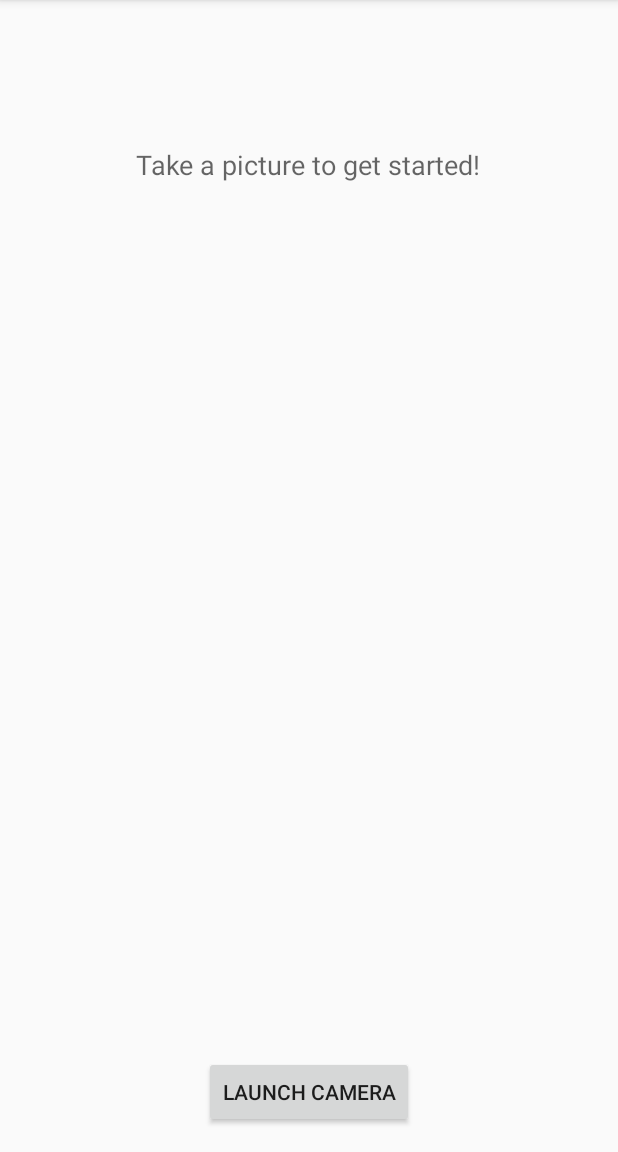
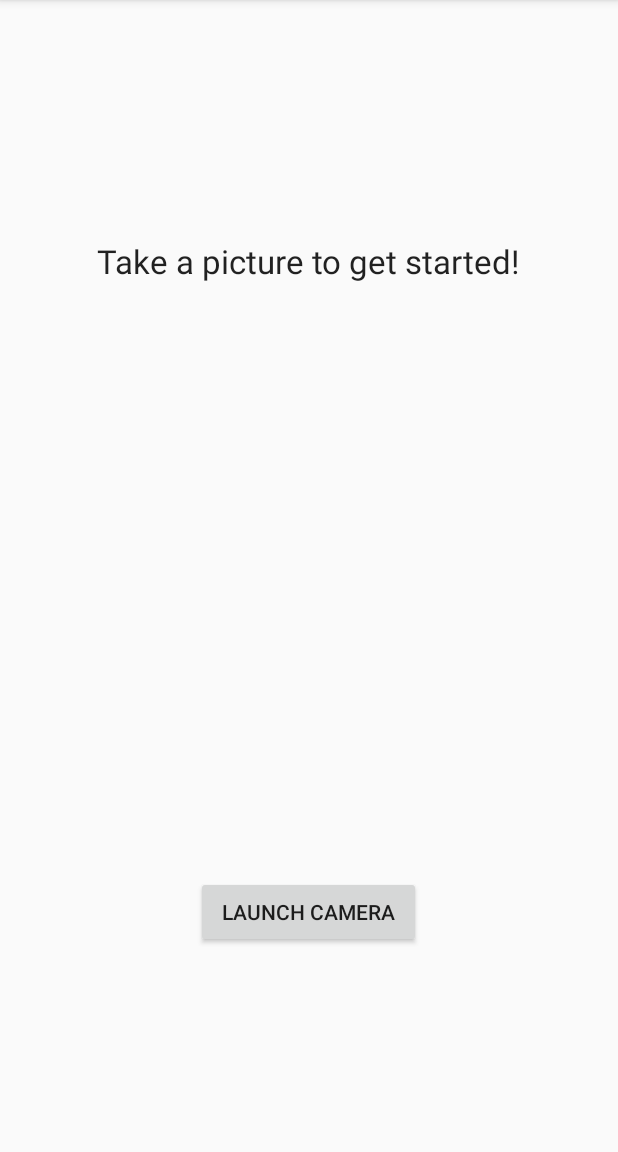
Before and after one commit to fed1620/ribbit, an Android app: the screen it shows after launch (MainActivity), on a phone screen of 412 x 824 dp, the part 84-1236 px from its top. Run offline under Robolectric (Android 15) with nearby library versions, the phone set to English and light mode, and no system bars.

Commit message:
Cleaned up Main Activity and implemented retake button

```diff
--- a/app/src/main/java/fedffm/bytewrite/MainActivity.java
+++ b/app/src/main/java/fedffm/bytewrite/MainActivity.java
@@ -18,12 +18,12 @@ public class MainActivity extends ActionBarActivity {
     private static final int REQUEST_IMAGE_CAPTURE = 1;
     private static final String MAIN_ACTIVITY = "MainActivity";  // Log tag
 
+    // Main Activity views
     private ImageView image;
-    private TextView instructions;
-    private TextView confirmation;
-    private Button yesButton;
-    private Button noButton;
-    private Button cameraButton;
+    private TextView  instructions;
+    private Button    yesButton;
+    private Button    noButton;
+    private Button    cameraButton;
 
     @Override
     protected void onCreate(Bundle savedInstanceState) {
@@ -33,18 +33,20 @@ public class MainActivity extends ActionBarActivity {
         Log.i(MAIN_ACTIVITY, "onCreate() fired");
 
         // Get references to our views
+        image        = (ImageView)findViewById(R.id.imageView);
         cameraButton = (Button)findViewById(R.id.button);
-        yesButton = (Button)findViewById(R.id.yes);
-        noButton = (Button)findViewById(R.id.no);
+        yesButton    = (Button)findViewById(R.id.processButton);
+        noButton     = (Button)findViewById(R.id.retakeButton);
         instructions = (TextView)findViewById(R.id.textView);
-        confirmation = (TextView)findViewById(R.id.confirmation);
 
-        // Set the visibilities
+        // Visible views
         cameraButton.setVisibility(View.VISIBLE);
+        instructions.setVisibility(View.VISIBLE);
+
+        // Invisible views
+        image.setVisibility(View.INVISIBLE);
         yesButton.setVisibility(View.INVISIBLE);
         noButton.setVisibility(View.INVISIBLE);
-        instructions.setVisibility(View.VISIBLE);
-        confirmation.setVisibility(View.INVISIBLE);
     }
 
     @Override
@@ -101,10 +103,8 @@ public class MainActivity extends ActionBarActivity {
 
     @Override
     protected void onActivityResult(int requestCode, int resultCode, Intent data) {
-        image = (ImageView)findViewById(R.id.imageView);
-        image.setVisibility(View.VISIBLE);
-
         if (requestCode == REQUEST_IMAGE_CAPTURE && resultCode == RESULT_OK) {
+            image.setVisibility(View.VISIBLE);
             Bundle extras = data.getExtras();
             Bitmap imageBitmap = (Bitmap) extras.get("data");
             image.setImageBitmap(imageBitmap);
@@ -122,53 +122,24 @@ public class MainActivity extends ActionBarActivity {
         }
     }
 
+    /**
+     * Prompt the user to either process or retake the picture
+     */
     private void confirm() {
-        // Get references to our views
-        cameraButton = (Button)findViewById(R.id.button);
-        yesButton = (Button)findViewById(R.id.yes);
-        noButton = (Button)findViewById(R.id.no);
-        instructions = (TextView)findViewById(R.id.textView);
-        confirmation = (TextView)findViewById(R.id.confirmation);
+        // Visible views
+        yesButton.setVisibility(View.VISIBLE);
+        noButton.setVisibility(View.VISIBLE);
 
-        // Toggle visibility
+        // Invisible views
         cameraButton.setVisibility(View.INVISIBLE);
         instructions.setVisibility(View.INVISIBLE);
-        yesButton.setVisibility(View.VISIBLE);
-        noButton.setVisibility(View.VISIBLE);
-        confirmation.setVisibility(View.VISIBLE);
     }
 
-    public void yes(View view) {
-        // Get references to our views
-        cameraButton = (Button)findViewById(R.id.button);
-        yesButton = (Button)findViewById(R.id.yes);
-        noButton = (Button)findViewById(R.id.no);
-        instructions = (TextView)findViewById(R.id.textView);
-        confirmation = (TextView)findViewById(R.id.confirmation);
-
-        // Set the visibilities
+    public void process(View view) {
+        // Invisible views
         cameraButton.setVisibility(View.INVISIBLE);
         yesButton.setVisibility(View.INVISIBLE);
         noButton.setVisibility(View.INVISIBLE);
         instructions.setVisibility(View.INVISIBLE);
-        confirmation.setVisibility(View.INVISIBLE);
-    }
-
-    public void no(View view) {
-        // Get references to our views
-        image = (ImageView)findViewById(R.id.imageView);
-        cameraButton = (Button)findViewById(R.id.button);
-        yesButton = (Button)findViewById(R.id.yes);
-        noButton = (Button)findViewById(R.id.no);
-        instructions = (TextView)findViewById(R.id.textView);
-        confirmation = (TextView)findViewById(R.id.confirmation);
-
-        // Set the visibilities
-        image.setVisibility(View.INVISIBLE);
-        cameraButton.setVisibility(View.VISIBLE);
-        yesButton.setVisibility(View.INVISIBLE);
-        noButton.setVisibility(View.INVISIBLE);
-        instructions.setVisibility(View.VISIBLE);
-        confirmation.setVisibility(View.INVISIBLE);
     }
 }
--- a/app/src/main/res/layout/activity_main.xml
+++ b/app/src/main/res/layout/activity_main.xml
@@ -20,46 +20,41 @@
         android:layout_height="wrap_content"
         android:text="@string/cameraButton"
         android:id="@+id/button"
+        android:layout_marginBottom="120dp"
+        android:width="150dp"
         android:layout_alignParentBottom="true"
         android:layout_centerHorizontal="true" />
 
     <TextView
         android:layout_width="wrap_content"
         android:layout_height="wrap_content"
-        android:textAppearance="?android:attr/textAppearanceMedium"
+        android:textAppearance="?android:attr/textAppearanceLarge"
         android:text="@string/welcomeMessage"
         android:id="@+id/textView"
-        android:layout_alignTop="@+id/imageView"
-        android:layout_centerHorizontal="true" />
+        android:layout_below="@+id/imageView"
+        android:layout_centerHorizontal="true"
+        android:layout_marginTop="62dp" />
 
-    <TextView
+    <Button
+        android:onClick="launchImageCaptureIntent"
         android:layout_width="wrap_content"
         android:layout_height="wrap_content"
-        android:textAppearance="?android:attr/textAppearanceLarge"
-        android:text="@string/confirmationMessage"
-        android:id="@+id/confirmation"
+        android:text="@string/retakeButton"
+        android:id="@+id/retakeButton"
+        android:width="150dp"
         android:layout_above="@+id/button"
-        android:layout_centerHorizontal="true"
-        android:layout_marginBottom="152dp" />
+        android:layout_alignParentLeft="true"
+        android:layout_alignParentStart="true" />
 
     <Button
-        android:onClick="no"
+        android:onClick="process"
         android:layout_width="wrap_content"
         android:layout_height="wrap_content"
-        android:text="@string/noButton"
-        android:id="@+id/no"
-        android:layout_above="@+id/button"
-        android:layout_toLeftOf="@+id/imageView"
-        android:layout_toStartOf="@+id/imageView" />
-
-    <Button
-        android:onClick="yes"
-        android:layout_width="wrap_content"
-        android:layout_height="wrap_content"
-        android:text="@string/yesButton"
-        android:id="@+id/yes"
-        android:layout_alignTop="@+id/no"
-        android:layout_toRightOf="@+id/imageView"
-        android:layout_toEndOf="@+id/imageView" />
+        android:text="@string/processButton"
+        android:id="@+id/processButton"
+        android:width="150dp"
+        android:layout_alignTop="@+id/retakeButton"
+        android:layout_alignParentRight="true"
+        android:layout_alignParentEnd="true" />
 
 </RelativeLayout>
--- a/app/src/main/res/values/strings.xml
+++ b/app/src/main/res/values/strings.xml
@@ -6,7 +6,6 @@
     <string name="image_desc">image which is to be processed for OCR</string>
     <string name="cameraButton">Launch Camera</string>
     <string name="welcomeMessage">Take a picture to get started!</string>
-    <string name="confirmationMessage">Would you like to use this picture?</string>
-    <string name="yesButton">Yes</string>
-    <string name="noButton">No</string>
+    <string name="processButton">Process</string>
+    <string name="retakeButton">Retake</string>
 </resources>
```
